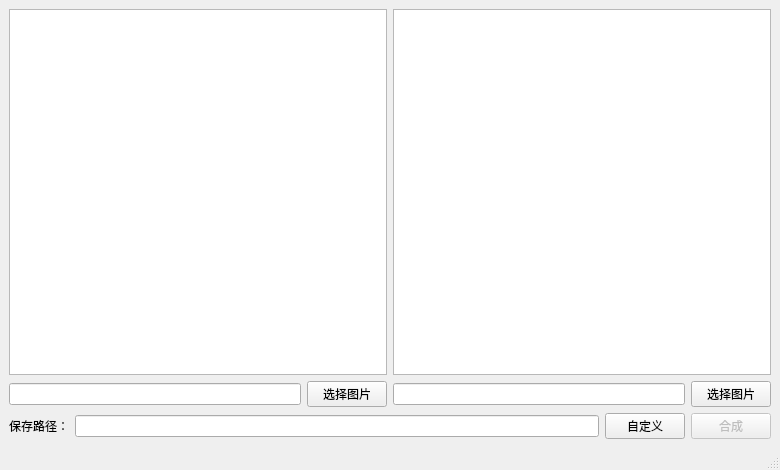
Above: mainwindow.ui from Mxd353/IPC before the change. Below: the same form after it.
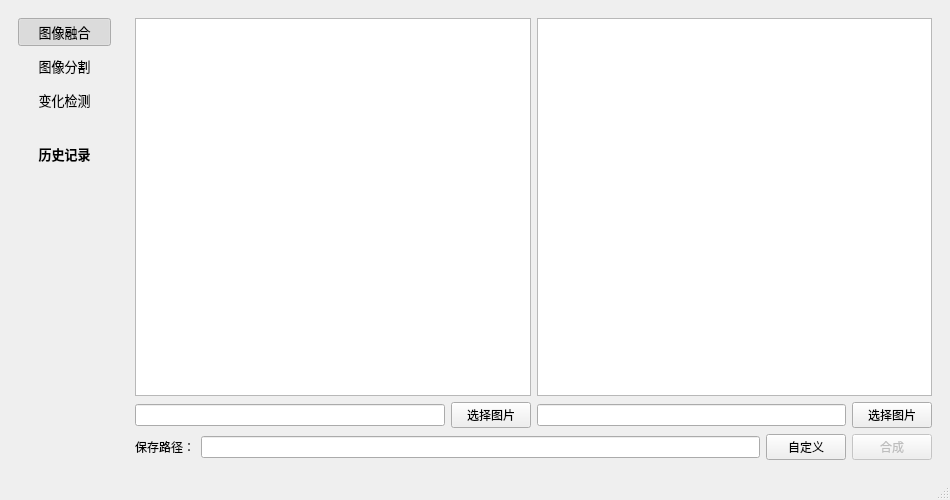
That is the form after the change. The open tabs and pages were chosen to show the change.

Diff of the .ui file:
```diff
--- a/mainwindow.ui
+++ b/mainwindow.ui
@@ -6,56 +6,179 @@
    <rect>
     <x>0</x>
     <y>0</y>
-    <width>780</width>
-    <height>470</height>
+    <width>950</width>
+    <height>500</height>
    </rect>
   </property>
   <property name="minimumSize">
    <size>
-    <width>780</width>
-    <height>470</height>
+    <width>950</width>
+    <height>500</height>
    </size>
   </property>
   <property name="windowTitle">
    <string>MainWindow</string>
   </property>
   <widget class="QWidget" name="centralwidget">
-   <layout class="QGridLayout" name="gridLayout">
-    <item row="2" column="1">
-     <layout class="QHBoxLayout" name="horizontalLayout_2">
+   <layout class="QHBoxLayout" name="horizontalLayout_5" stretch="2,0">
       <item>
-       <widget class="QLineEdit" name="lineEdit">
-        <property name="readOnly">
+     <widget class="QWidget" name="widget_2" native="true">
+      <property name="sizePolicy">
+       <sizepolicy hsizetype="Fixed" vsizetype="Preferred">
+        <horstretch>0</horstretch>
+        <verstretch>0</verstretch>
+       </sizepolicy>
+      </property>
+      <layout class="QGridLayout" name="gridLayout" rowstretch="1,0,0,0,0,0">
+       <item row="2" column="0">
+        <widget class="QPushButton" name="change">
+         <property name="font">
+          <font>
+           <pointsize>10</pointsize>
+          </font>
+         </property>
+         <property name="text">
+          <string> 变化检测 </string>
+         </property>
+         <property name="checkable">
          <bool>true</bool>
         </property>
-       </widget>
-      </item>
-      <item>
-       <widget class="QPushButton" name="pushButton">
+         <property name="autoExclusive">
+          <bool>true</bool>
+         </property>
+         <property name="flat">
+          <bool>true</bool>
+         </property>
+        </widget>
+       </item>
+       <item row="4" column="0">
+        <widget class="QPushButton" name="backup">
+         <property name="font">
+          <font>
+           <pointsize>10</pointsize>
+           <bold>true</bold>
+          </font>
+         </property>
         <property name="text">
-         <string>选择图片</string>
-        </property>
-       </widget>
-      </item>
-     </layout>
-    </item>
-    <item row="0" column="1">
-     <widget class="QGraphicsView" name="graphicsView"/>
-    </item>
-    <item row="0" column="2">
-     <widget class="QGraphicsView" name="graphicsView_2"/>
-    </item>
-    <item row="2" column="2">
-     <layout class="QHBoxLayout" name="horizontalLayout_4">
-      <item>
-       <widget class="QLineEdit" name="lineEdit_2">
-        <property name="readOnly">
+          <string> 历史记录 </string>
+         </property>
+         <property name="checkable">
+          <bool>true</bool>
+         </property>
+         <property name="autoExclusive">
+          <bool>true</bool>
+         </property>
+         <property name="flat">
+          <bool>true</bool>
+         </property>
+        </widget>
+       </item>
+       <item row="5" column="0">
+        <spacer name="verticalSpacer">
+         <property name="orientation">
+          <enum>Qt::Vertical</enum>
+         </property>
+         <property name="sizeHint" stdset="0">
+          <size>
+           <width>20</width>
+           <height>40</height>
+          </size>
+         </property>
+        </spacer>
+       </item>
+       <item row="0" column="0">
+        <widget class="QPushButton" name="mix">
+         <property name="minimumSize">
+          <size>
+           <width>93</width>
+           <height>0</height>
+          </size>
+         </property>
+         <property name="font">
+          <font>
+           <pointsize>10</pointsize>
+          </font>
+         </property>
+         <property name="text">
+          <string> 图像融合 </string>
+         </property>
+         <property name="checkable">
+          <bool>true</bool>
+         </property>
+         <property name="checked">
+          <bool>true</bool>
+         </property>
+         <property name="autoExclusive">
+          <bool>true</bool>
+         </property>
+         <property name="flat">
+          <bool>true</bool>
+         </property>
+        </widget>
+       </item>
+       <item row="1" column="0">
+        <widget class="QPushButton" name="cut">
+         <property name="font">
+          <font>
+           <pointsize>10</pointsize>
+          </font>
+         </property>
+         <property name="text">
+          <string> 图像分割 </string>
+         </property>
+         <property name="checkable">
          <bool>true</bool>
         </property>
-       </widget>
-      </item>
+         <property name="autoExclusive">
+          <bool>true</bool>
+         </property>
+         <property name="autoDefault">
+          <bool>false</bool>
+         </property>
+         <property name="default">
+          <bool>false</bool>
+         </property>
+         <property name="flat">
+          <bool>true</bool>
+         </property>
+        </widget>
+       </item>
+       <item row="3" column="0">
+        <spacer name="verticalSpacer_2">
+         <property name="orientation">
+          <enum>Qt::Vertical</enum>
+         </property>
+         <property name="sizeType">
+          <enum>QSizePolicy::Fixed</enum>
+         </property>
+         <property name="sizeHint" stdset="0">
+          <size>
+           <width>20</width>
+           <height>20</height>
+          </size>
+         </property>
+        </spacer>
+       </item>
+      </layout>
+     </widget>
+    </item>
       <item>
-       <widget class="QPushButton" name="pushButton_3">
+     <widget class="QStackedWidget" name="stackedWidget">
+      <property name="frameShape">
+       <enum>QFrame::NoFrame</enum>
+      </property>
+      <property name="currentIndex">
+       <number>3</number>
+      </property>
+      <widget class="QWidget" name="pmix">
+       <layout class="QGridLayout" name="gridLayout_2">
+        <item row="1" column="1">
+         <layout class="QHBoxLayout" name="horizontalLayout_8">
+          <item>
+           <widget class="QLineEdit" name="mix2path"/>
+          </item>
+          <item>
+           <widget class="QPushButton" name="mix2button">
         <property name="text">
          <string>选择图片</string>
         </property>
@@ -63,9 +186,29 @@
       </item>
      </layout>
     </item>
-    <item row="4" column="1" colspan="2">
+        <item row="1" column="0">
      <layout class="QHBoxLayout" name="horizontalLayout_6">
       <item>
+           <widget class="QLineEdit" name="mix1path"/>
+          </item>
+          <item>
+           <widget class="QPushButton" name="mix1button">
+            <property name="text">
+             <string>选择图片</string>
+            </property>
+           </widget>
+          </item>
+         </layout>
+        </item>
+        <item row="0" column="1">
+         <widget class="QGraphicsView" name="mix2g"/>
+        </item>
+        <item row="0" column="0">
+         <widget class="QGraphicsView" name="mix1g"/>
+        </item>
+        <item row="2" column="0" colspan="2">
+         <layout class="QHBoxLayout" name="horizontalLayout_9">
+          <item>
        <widget class="QLabel" name="label">
         <property name="text">
          <string>保存路径：</string>
@@ -73,22 +216,126 @@
        </widget>
       </item>
       <item>
+           <widget class="QLineEdit" name="mix3path"/>
+          </item>
+          <item>
+           <widget class="QPushButton" name="mix3pathChoice">
+            <property name="text">
+             <string>自定义</string>
+            </property>
+           </widget>
+          </item>
+          <item>
+           <widget class="QPushButton" name="mix3button">
+            <property name="enabled">
+             <bool>false</bool>
+            </property>
+            <property name="text">
+             <string>合成</string>
+            </property>
+           </widget>
+          </item>
+         </layout>
+        </item>
+       </layout>
+      </widget>
+      <widget class="QWidget" name="pcut">
+       <layout class="QVBoxLayout" name="verticalLayout_7">
+        <item>
+         <widget class="QGraphicsView" name="cutg"/>
+        </item>
+        <item>
+         <layout class="QHBoxLayout" name="horizontalLayout_12">
+          <item>
+           <widget class="QLineEdit" name="cutpath"/>
+          </item>
+          <item>
+           <widget class="QPushButton" name="cutchoise">
+            <property name="text">
+             <string>选择图片</string>
+            </property>
+           </widget>
+          </item>
+          <item>
+           <widget class="QPushButton" name="cutbutton">
+            <property name="enabled">
+             <bool>false</bool>
+            </property>
+            <property name="text">
+             <string>开始处理</string>
+            </property>
+           </widget>
+          </item>
+         </layout>
+        </item>
+       </layout>
+      </widget>
+      <widget class="QWidget" name="pchange">
+       <layout class="QVBoxLayout" name="verticalLayout_8">
+        <item>
+         <layout class="QGridLayout" name="gridLayout_3">
+          <item row="0" column="0">
+           <widget class="QGraphicsView" name="change1g"/>
+          </item>
+          <item row="0" column="1">
+           <widget class="QGraphicsView" name="change2g"/>
+          </item>
+          <item row="1" column="0">
+           <layout class="QHBoxLayout" name="horizontalLayout_15">
+            <item>
+             <widget class="QLineEdit" name="lineEdit_2"/>
+            </item>
+            <item>
+             <widget class="QPushButton" name="pushButton_3">
+              <property name="text">
+               <string>选择图片</string>
+              </property>
+             </widget>
+            </item>
+           </layout>
+          </item>
+          <item row="1" column="1">
+           <layout class="QHBoxLayout" name="horizontalLayout_16">
+            <item>
        <widget class="QLineEdit" name="lineEdit_3"/>
       </item>
-      <item>
-       <widget class="QPushButton" name="pushButton_2">
-        <property name="text">
-         <string>自定义</string>
-        </property>
-       </widget>
-      </item>
       <item>
        <widget class="QPushButton" name="pushButton_4">
+              <property name="text">
+               <string>选择图片</string>
+              </property>
+             </widget>
+            </item>
+           </layout>
+          </item>
+         </layout>
+        </item>
+        <item>
+         <layout class="QHBoxLayout" name="horizontalLayout_13">
+          <item>
+           <widget class="QLabel" name="label_2">
+            <property name="text">
+             <string>保存路径：</string>
+            </property>
+           </widget>
+          </item>
+          <item>
+           <widget class="QLineEdit" name="lineEdit"/>
+          </item>
+          <item>
+           <widget class="QPushButton" name="pushButton_2">
+            <property name="text">
+             <string>自定义</string>
+            </property>
+           </widget>
+          </item>
+          <item>
+           <widget class="QPushButton" name="pushButton">
         <property name="enabled">
          <bool>false</bool>
         </property>
         <property name="text">
-         <string>合成</string>
+             <string>开始检查</string>
         </property>
        </widget>
       </item>
@@ -96,15 +343,16 @@
     </item>
    </layout>
   </widget>
-  <widget class="QMenuBar" name="menubar">
-   <property name="geometry">
-    <rect>
-     <x>0</x>
-     <y>0</y>
-     <width>780</width>
-     <height>26</height>
-    </rect>
-   </property>
+      <widget class="QWidget" name="pbackup">
+       <layout class="QVBoxLayout" name="verticalLayout_9">
+        <item>
+         <widget class="QListWidget" name="listWidget"/>
+        </item>
+       </layout>
+      </widget>
+     </widget>
+    </item>
+   </layout>
   </widget>
   <widget class="QStatusBar" name="statusbar"/>
  </widget>
```
Lines whose indentation alone changed are shown as unchanged.
